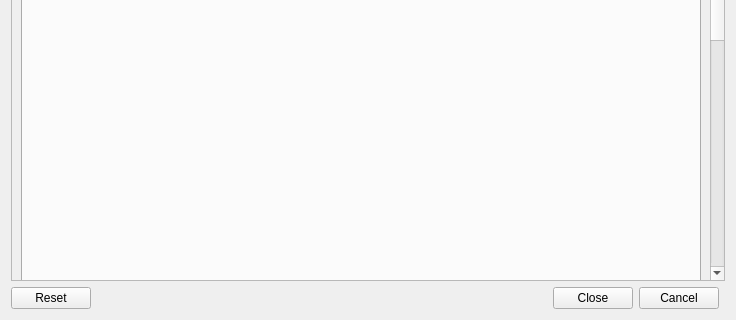
Above: Resources/ui/Settings.ui from APEbbers/FreeCAD-Ribbon before the change; both pictures show x 0 to 736 and y 481 to 801 of the 736 by 801 pixel window. Below: the same form after it.
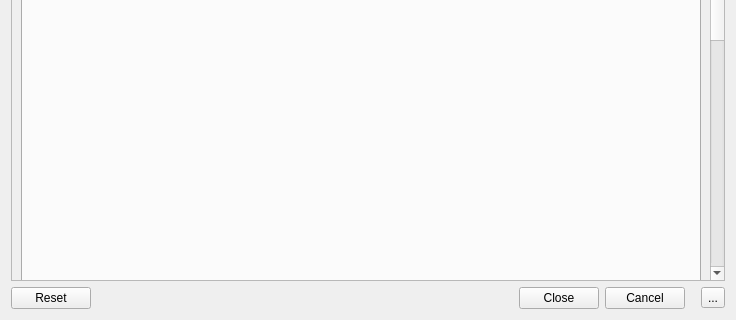
That is the form after the change. Custom widgets are drawn as their Qt base class.

Commit message: Added a helpbutton to the settings dialog

The edit to the form file:
```diff
--- a/Resources/ui/Settings.ui
+++ b/Resources/ui/Settings.ui
@@ -31,52 +31,8 @@
   <property name="autoFillBackground">
    <bool>false</bool>
   </property>
-  <layout class="QGridLayout" name="gridLayout_40">
-   <item row="1" column="0">
-    <layout class="QGridLayout" name="gridLayout_7">
-     <item row="0" column="0">
-      <widget class="QPushButton" name="Reset">
-       <property name="text">
-        <string>Reset</string>
-       </property>
-      </widget>
-     </item>
-     <item row="0" column="1">
-      <spacer name="horizontalSpacer_2">
-       <property name="orientation">
-        <enum>Qt::Orientation::Horizontal</enum>
-       </property>
-       <property name="sizeHint" stdset="0">
-        <size>
-         <width>40</width>
-         <height>20</height>
-        </size>
-       </property>
-      </spacer>
-     </item>
-     <item row="0" column="2">
-      <widget class="QPushButton" name="GenerateJsonExit">
-       <property name="text">
-        <string>Close</string>
-       </property>
-       <property name="shortcut">
-        <string/>
-       </property>
-      </widget>
-     </item>
-     <item row="0" column="3">
-      <widget class="QPushButton" name="Cancel">
-       <property name="text">
-        <string>Cancel</string>
-       </property>
-       <property name="shortcut">
-        <string>Esc</string>
-       </property>
-      </widget>
-     </item>
-    </layout>
-   </item>
-   <item row="0" column="0" colspan="2">
+  <layout class="QGridLayout" name="gridLayout_36">
+   <item row="0" column="0">
     <layout class="QGridLayout" name="gridLayout_6">
      <item row="0" column="0" colspan="3">
       <widget class="QScrollArea" name="scrollArea">
@@ -2249,6 +2205,73 @@
      </item>
     </layout>
    </item>
+   <item row="1" column="0">
+    <layout class="QGridLayout" name="gridLayout_7">
+     <item row="0" column="3">
+      <widget class="QPushButton" name="Cancel">
+       <property name="text">
+        <string>Cancel</string>
+       </property>
+       <property name="shortcut">
+        <string>Esc</string>
+       </property>
+      </widget>
+     </item>
+     <item row="0" column="1">
+      <spacer name="horizontalSpacer_2">
+       <property name="orientation">
+        <enum>Qt::Orientation::Horizontal</enum>
+       </property>
+       <property name="sizeHint" stdset="0">
+        <size>
+         <width>40</width>
+         <height>20</height>
+        </size>
+       </property>
+      </spacer>
+     </item>
+     <item row="0" column="4">
+      <spacer name="horizontalSpacer_11">
+       <property name="orientation">
+        <enum>Qt::Orientation::Horizontal</enum>
+       </property>
+       <property name="sizeType">
+        <enum>QSizePolicy::Policy::Fixed</enum>
+       </property>
+       <property name="sizeHint" stdset="0">
+        <size>
+         <width>10</width>
+         <height>20</height>
+        </size>
+       </property>
+      </spacer>
+     </item>
+     <item row="0" column="0">
+      <widget class="QPushButton" name="Reset">
+       <property name="text">
+        <string>Reset</string>
+       </property>
+      </widget>
+     </item>
+     <item row="0" column="2">
+      <widget class="QPushButton" name="GenerateJsonExit">
+       <property name="text">
+        <string>Close</string>
+       </property>
+       <property name="shortcut">
+        <string/>
+       </property>
+      </widget>
+     </item>
+     <item row="0" column="5">
+      <widget class="QToolButton" name="HelpButton">
+       <property name="text">
+        <string>...</string>
+       </property>
+      </widget>
+     </item>
+    </layout>
+   </item>
   </layout>
  </widget>
  <customwidgets>
```
The commit also changes 2 other files.
